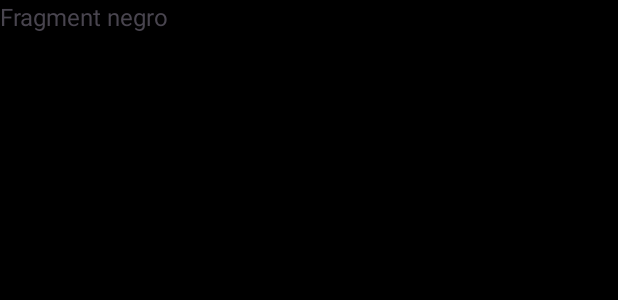
After one commit to DavidMTomas/Tema6App2, an Android app: the layout fragment_black.xml on its own in the app's theme, with its tools: preview values and no code run, on a phone screen of 412 x 824 dp. The commit adds this screen. Shown: the top 300 px of the screen. Run offline under Robolectric (Android 15) with nearby library versions, the phone set to English and light mode, and no system bars.

Commit message:
practica 2 terminada

```diff
--- /dev/null
+++ b/app/src/main/res/layout/fragment_black.xml
@@ -0,0 +1,18 @@
+<?xml version="1.0" encoding="utf-8"?>
+<FrameLayout xmlns:android="http://schemas.android.com/apk/res/android"
+    xmlns:tools="http://schemas.android.com/tools"
+    android:layout_width="match_parent"
+    android:layout_height="match_parent"
+    tools:context=".fragments.BlackFragment"
+    android:background="@android:color/black">
+
+    <!-- TODO: Update blank fragment layout -->
+    <!-- TODO: Update blank fragment layout -->
+    <TextView
+        android:layout_width="match_parent"
+        android:layout_height="match_parent"
+        android:text="Fragment negro"
+        android:textSize="16sp"/>
+
+
+</FrameLayout>
```
Also changed, not shown: app/src/main/java/com/davidmaiques/tema6app2/MainActivity.kt (+9 -1 lines), app/src/main/java/com/davidmaiques/tema6app2/fragments/BlackFragment.kt (added, +60 -0 lines), app/src/main/res/layout/activity_main.xml (+13 -3 lines).
